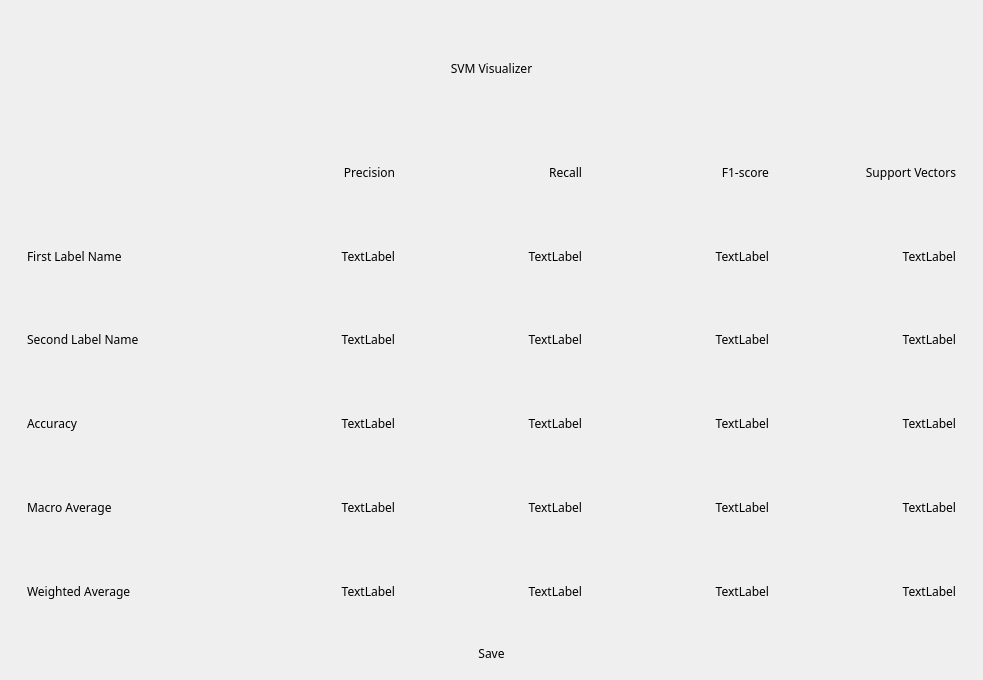
The window that ClassificationReport.ui (dariusdinu/SVM-Visualizer) describes before a commit, drawn with Qt 5.
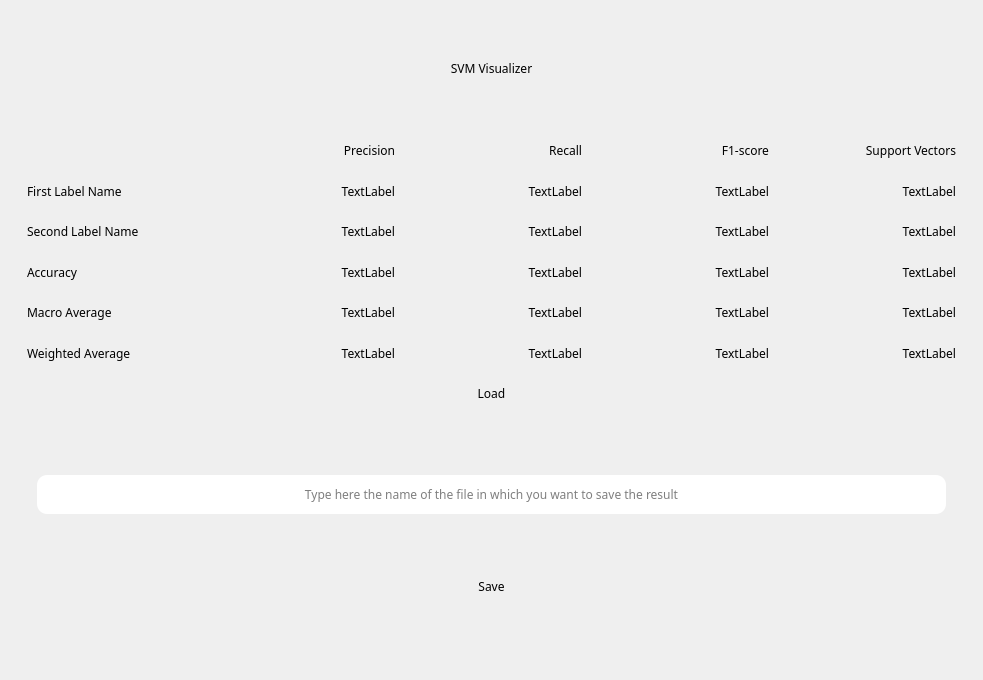
The same window after the commit.

```diff
--- a/ClassificationReport.ui
+++ b/ClassificationReport.ui
@@ -28,7 +28,11 @@
 	background-color:rgb(244, 244, 244);
 }
 
-QPushButton[accessibleName=&quot;saveButton&quot;]{
+QFrame[accessibleName=&quot;saveFrame&quot;]{
+	background-color:rgb(244, 244, 244);
+}
+
+QPushButton[accessibleName=&quot;saveButton&quot;],QPushButton[accessibleName=&quot;LoadTextButton&quot;]{
 	background:rgb(27, 134, 151);
 	border-radius:10px;
 	padding:20%;
@@ -67,6 +71,20 @@
 	color:rgb(27, 134, 151);
 	padding:10px;
 	background-color:rgb(244, 244, 244);
+}
+
+QLineEdit{	
+	margin-left:10px;
+	margin-right:10px;
+	background-color:white;
+	border-radius:10px;
+	padding: 10%;
+}
+
+QLineEdit:hover{
+	background-color:rgb(223, 223, 223);
+	border-radius:10px;
+	padding: 10%;
 }</string>
   </property>
   <widget class="QWidget" name="centralwidget">
@@ -508,7 +526,7 @@
         </widget>
        </item>
        <item>
-        <widget class="QPushButton" name="saveButton">
+        <widget class="QPushButton" name="LoadTextButton">
          <property name="cursor">
           <cursorShape>PointingHandCursor</cursorShape>
          </property>
@@ -516,10 +534,48 @@
           <string>saveButton</string>
          </property>
          <property name="text">
-          <string>Save</string>
+          <string>Load</string>
          </property>
         </widget>
        </item>
+       <item>
+        <widget class="QFrame" name="saveFrame">
+         <property name="accessibleName">
+          <string>saveFrame</string>
+         </property>
+         <property name="frameShape">
+          <enum>QFrame::StyledPanel</enum>
+         </property>
+         <property name="frameShadow">
+          <enum>QFrame::Raised</enum>
+         </property>
+         <layout class="QVBoxLayout" name="verticalLayout_2">
+          <item>
+           <widget class="QLineEdit" name="lineEdit">
+            <property name="alignment">
+             <set>Qt::AlignCenter</set>
+            </property>
+            <property name="placeholderText">
+             <string>Type here the name of the file in which you want to save the result</string>
+            </property>
+           </widget>
+          </item>
+          <item>
+           <widget class="QPushButton" name="saveButton">
+            <property name="cursor">
+             <cursorShape>PointingHandCursor</cursorShape>
+            </property>
+            <property name="accessibleName">
+             <string>saveButton</string>
+            </property>
+            <property name="text">
+             <string>Save</string>
+            </property>
+           </widget>
+          </item>
+         </layout>
+        </widget>
+       </item>
       </layout>
      </widget>
     </item>
```
Left out of the diff: 4 changed lines with no effect on the pictures.
